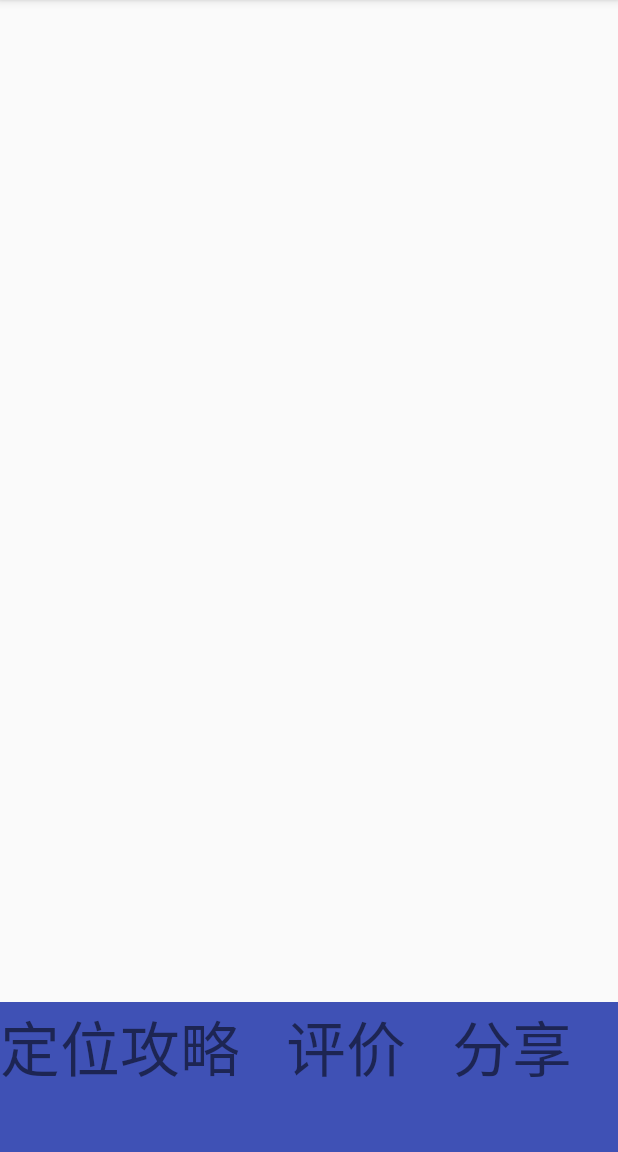
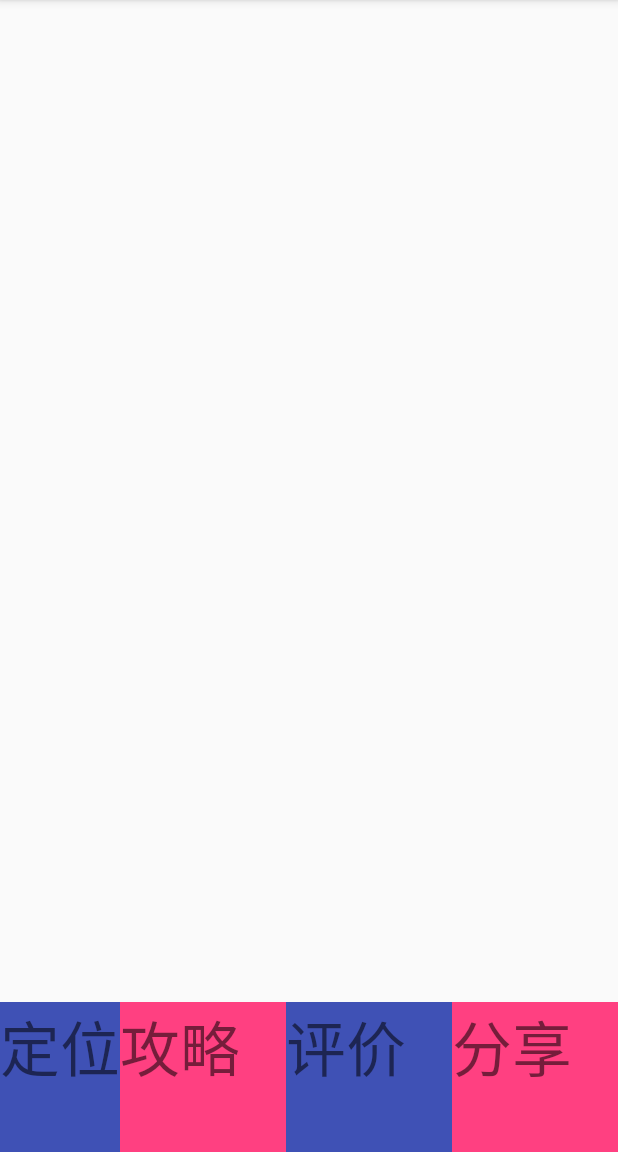
Before and after one commit to guqinqing/TravelRaiders, an Android app: the screen it shows after launch (MainActivity), on a phone screen of 412 x 824 dp, the part 84-1236 px from its top. Run offline under Robolectric (Android 15) with nearby library versions, the phone set to English and light mode, and no system bars.

Commit message:
更改了背景颜色

```diff
--- a/app/src/main/res/layout/activity_main.xml
+++ b/app/src/main/res/layout/activity_main.xml
@@ -41,6 +41,7 @@
                 android:layout_height="match_parent"
                 android:textSize="40sp"
                 android:layout_gravity="center"
+                android:background="@color/colorAccent"
                 />
         </LinearLayout>
         <LinearLayout
@@ -68,6 +69,7 @@
                 android:layout_height="match_parent"
                 android:textSize="40sp"
                 android:layout_gravity="center"
+                android:background="@color/colorAccent"
                 />
         </LinearLayout>
 
```
